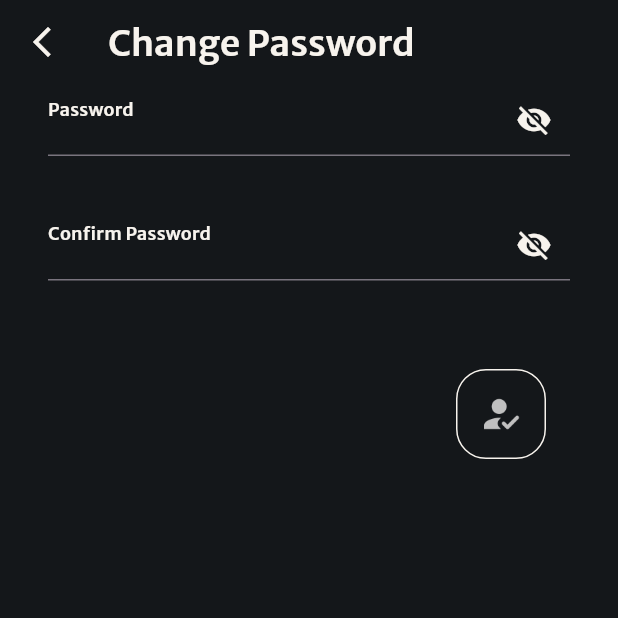
After one commit to AdrianFu0329/Ascend_FYP, a Flutter app: the ChangePwdScreen screen opened directly, on a phone screen of 412 x 824 dp, the top half of it. The commit adds this screen. Run offline on Flutter 3.47's test engine with Material 3 defaults, Android fonts, the phone set to English and light mode, and no system bars; our stand-ins replace cloud_firestore, firebase_auth, firebase_core, firebase_storage, geocoding, geolocator and 3 more; missing offline and left inert: photo_manager; accounts and stored records are empty.

Commit message:
Dev: Log out, edit_profile_screen, profile_details_screen, and change_pwd_screen UI
Bug fix: Contentless comments, structure of post in firebase

```diff
--- /dev/null
+++ b/lib/pages/change_pwd_screen.dart
@@ -0,0 +1,178 @@
+import 'package:flutter/material.dart';
+
+class ChangePwdScreen extends StatefulWidget {
+  const ChangePwdScreen({super.key});
+
+  @override
+  State<ChangePwdScreen> createState() => _ChangePwdScreenState();
+}
+
+class _ChangePwdScreenState extends State<ChangePwdScreen> {
+  bool passwordText = true;
+  bool confirmPasswordText = true;
+  bool passwordsMatch = false;
+  TextEditingController passwordController = TextEditingController();
+  TextEditingController confirmPasswordController = TextEditingController();
+
+  @override
+  Widget build(BuildContext context) {
+    bool passwordMatch() {
+      return passwordController.text == confirmPasswordController.text;
+    }
+
+    bool isEditButtonEnabled() {
+      return passwordController.text.isNotEmpty &&
+          confirmPasswordController.text.isNotEmpty &&
+          passwordMatch();
+    }
+
+    return Scaffold(
+      appBar: AppBar(
+        backgroundColor: Theme.of(context).scaffoldBackgroundColor,
+        title: Text(
+          'Change Password',
+          style: Theme.of(context).textTheme.titleLarge!,
+        ),
+        leading: IconButton(
+          icon: const Icon(
+            Icons.arrow_back_ios_new,
+            color: Color.fromRGBO(247, 243, 237, 1),
+          ),
+          onPressed: () {
+            Navigator.pop(context);
+          },
+        ),
+      ),
+      body: Padding(
+        padding: const EdgeInsets.fromLTRB(32, 0, 32, 0),
+        child: Column(
+          mainAxisAlignment: MainAxisAlignment.start,
+          crossAxisAlignment: CrossAxisAlignment.center,
+          children: [
+            TextField(
+              controller: passwordController,
+              style: Theme.of(context).textTheme.titleMedium,
+              obscureText: passwordText,
+              onChanged: (value) {
+                setState(() {
+                  passwordText = value.isNotEmpty;
+                  passwordsMatch = passwordMatch();
+                });
+              },
+              decoration: InputDecoration(
+                hintText: 'Password',
+                hintStyle: Theme.of(context).textTheme.titleMedium,
+                focusedBorder: const UnderlineInputBorder(
+                  borderSide: BorderSide(
+                    color: Color.fromRGBO(247, 243, 237, 1),
+                    width: 2.5,
+                  ),
+                ),
+                suffixIcon: IconButton(
+                  onPressed: () {
+                    setState(() {
+                      passwordText = !passwordText;
+                    });
+                  },
+                  icon: Icon(
+                    !passwordText ? Icons.visibility : Icons.visibility_off,
+                    color: const Color.fromRGBO(247, 243, 237, 1),
+                  ),
+                ),
+              ),
+              cursorColor: const Color.fromRGBO(247, 243, 237, 1),
+            ),
+            const SizedBox(height: 35),
+            TextField(
+              controller: confirmPasswordController,
+              style: Theme.of(context).textTheme.titleMedium,
+              obscureText: confirmPasswordText,
+              onChanged: (value) {
+                setState(() {});
+              },
+              decoration: InputDecoration(
+                hintText: 'Confirm Password',
+                hintStyle: Theme.of(context).textTheme.titleMedium,
+                focusedBorder: const UnderlineInputBorder(
+                  borderSide: BorderSide(
+                    color: Color.fromRGBO(247, 243, 237, 1),
+                    width: 2.5,
+                  ),
+                ),
+                suffixIcon: IconButton(
+                  onPressed: () {
+                    setState(() {
+                      confirmPasswordText = !confirmPasswordText;
+                    });
+                  },
+                  icon: Icon(
+                    !confirmPasswordText
+                        ? Icons.visibility
+                        : Icons.visibility_off,
+                    color: const Color.fromRGBO(247, 243, 237, 1),
+                  ),
+                ),
+              ),
+              cursorColor: const Color.fromRGBO(247, 243, 237, 1),
+            ),
+            const SizedBox(height: 20),
+            Row(
+              mainAxisAlignment: MainAxisAlignment.start,
+              crossAxisAlignment: CrossAxisAlignment.center,
+              children: [
+                Text(
+                  passwordController.text.isEmpty &&
+                          confirmPasswordController.text.isEmpty
+                      ? ''
+                      : passwordMatch()
+                          ? 'Passwords match'
+                          : 'Passwords do not match',
+                  style: TextStyle(
+                    fontSize: 10,
+                    fontFamily: 'Merriweather Sans',
+                    fontWeight: FontWeight.normal,
+                    color: passwordMatch() ? Colors.green : Colors.red,
+                  ),
+                ),
+              ],
+            ),
+            const SizedBox(height: 25),
+            Padding(
+              padding: const EdgeInsets.fromLTRB(16, 0, 16, 0),
+              child: Row(
+                mainAxisAlignment: MainAxisAlignment.end,
+                crossAxisAlignment: CrossAxisAlignment.center,
+                children: [
+                  SizedBox(
+                    width: 60,
+                    height: 60,
+                    child: IconButton(
+                      highlightColor: Colors.greenAccent,
+                      style: ButtonStyle(
+                        shape:
+                            MaterialStateProperty.all<RoundedRectangleBorder>(
+                          RoundedRectangleBorder(
+                            borderRadius: BorderRadius.circular(20.0),
+                            side: BorderSide(
+                                color: const Color.fromRGBO(247, 243, 237, 1),
+                                width: !isEditButtonEnabled() ? 1.0 : 3.0),
+                          ),
+                        ),
+                      ),
+                      onPressed: !isEditButtonEnabled() ? null : () {},
+                      icon: Image.asset(
+                        'lib/assets/images/register.png',
+                        width: 30,
+                        height: 30,
+                      ),
+                    ),
+                  ),
+                ],
+              ),
+            ),
+          ],
+        ),
+      ),
+    );
+  }
+}
--- a/pubspec.yaml
+++ b/pubspec.yaml
@@ -98,6 +98,10 @@ flutter:
     - lib/assets/images/add.png
     - lib/assets/images/add_pressed.png
     - lib/assets/images/location_icon.png
+    - lib/assets/images/edit_profile.png
+    - lib/assets/images/change_pwd.png
+    - lib/assets/images/community_pressed.png
+    - lib/assets/images/community.png
 
   # An image asset can refer to one or more resolution-specific "variants", see
   # https://flutter.dev/assets-and-images/#resolution-aware
```
Also changed, not shown: lib/pages/edit_profile_screen.dart (added, +123 -0 lines), lib/pages/media_post_screen.dart (+44 -4 lines), lib/pages/nav_screen.dart (+5 -5 lines), lib/pages/profile_details_screen.dart (added, +127 -0 lines), lib/pages/profile_screen.dart (+56 -2 lines), lib/assets/images/change_pwd.png (added), lib/assets/images/community.png (added), lib/assets/images/community_pressed.png (added), lib/assets/images/edit_profile.png (added), lib/assets/images/social.png (added), lib/assets/images/social_pressed.png (added).
